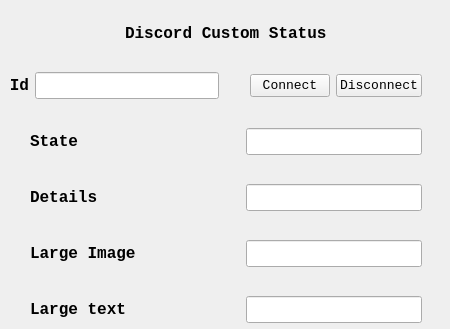
Old version of the form ui_main.ui in the repository T1murCoder/Discord-Status; both pictures show x 0 to 450 and y 0 to 329 of the 450 by 550 pixel window.
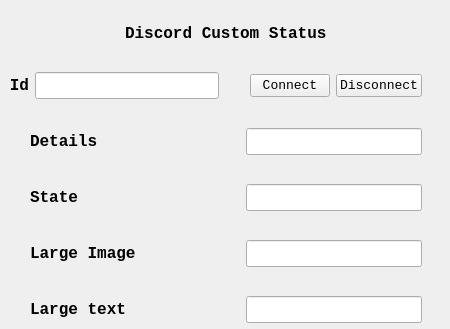
New version of the form.

Diff of the .ui file:
```diff
--- a/ui_main.ui
+++ b/ui_main.ui
@@ -201,12 +201,12 @@
        <item>
         <widget class="QLabel" name="label_6">
          <property name="text">
-          <string>State</string>
+          <string>Details</string>
          </property>
         </widget>
        </item>
        <item alignment="Qt::AlignRight">
-        <widget class="QLineEdit" name="lnedit_state_text"/>
+        <widget class="QLineEdit" name="lnedit_details_text"/>
        </item>
       </layout>
      </item>
@@ -221,12 +221,12 @@
        <item>
         <widget class="QLabel" name="label_8">
          <property name="text">
-          <string>Details</string>
+          <string>State</string>
          </property>
         </widget>
        </item>
        <item alignment="Qt::AlignRight">
-        <widget class="QLineEdit" name="lnedit_details_text"/>
+        <widget class="QLineEdit" name="lnedit_state_text"/>
        </item>
       </layout>
      </item>
```
